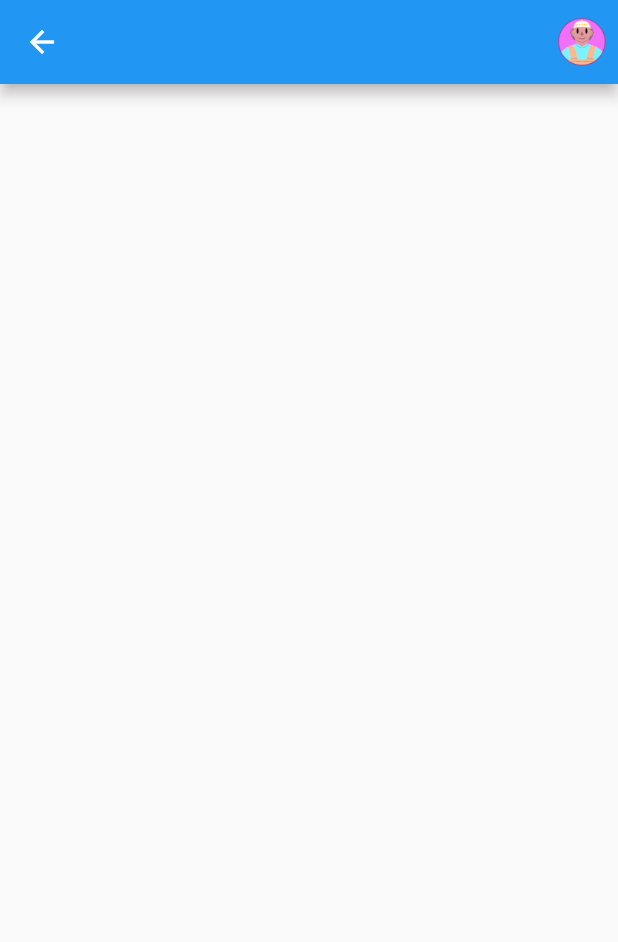
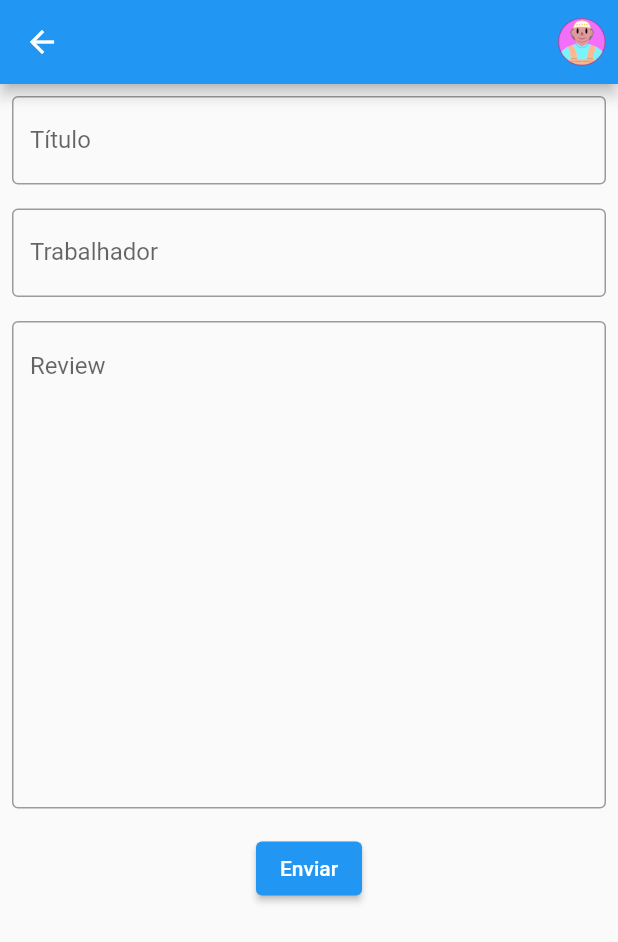
Before and after one commit to iJeanMC/estrelas_de_aluguel, a Flutter app: the ReviewCreation screen opened by its route, on a phone screen of 412 x 824 dp. Shown: the top 942 px of the screen. Run offline on Flutter 3.47's test engine with Material 2 defaults, Android fonts, the light colour scheme and no system bars; our stand-ins replace flutter_rating_bar, sqflite; accounts and stored records are empty.

Commit message:
adciona a paginas de criação de reviw

```diff
--- a/lib/controllers/review.controller.dart
+++ b/lib/controllers/review.controller.dart
@@ -28,6 +28,14 @@ class Worker_TagsController {
     return reviews;
   }
 
+  Future<List<Map>> readTop5() async {
+    var database = await getDatabase();
+    List<Map> reviews = await database
+        .rawQuery('SELECT * FROM review ORDER BY id DESC LIMIT 5');
+    await database.close();
+    return reviews;
+  }
+
   Future<List<Map>> search(String value) async {
     var database = await getDatabase();
     List<Map> reviews =
--- a/lib/views/android/login.page.dart
+++ b/lib/views/android/login.page.dart
@@ -23,6 +23,7 @@ class _LoginPageState extends State<LoginPage> {
   Widget build(BuildContext context) {
     return Scaffold(
         //#46b3eb
+        resizeToAvoidBottomInset: false,
         backgroundColor: const Color.fromARGB(255, 70, 179, 235),
         body: Container(
           alignment: Alignment.center,
--- a/lib/views/android/review_creation.page.dart
+++ b/lib/views/android/review_creation.page.dart
@@ -1,12 +1,22 @@
 import 'package:flutter/material.dart';
+import 'package:flutter/services.dart';
 //import models as needed
+
+import 'package:estrelas_de_aluguel/models/review.model.dart';
+import 'package:estrelas_de_aluguel/controllers/review.controller.dart';
 
 class ReviewCreation extends StatelessWidget {
   String userIcon = 'images/S1.png';
 
+  TextEditingController title = TextEditingController();
+  TextEditingController worker = TextEditingController();
+  TextEditingController main_text = TextEditingController();
+  double rating = 0;
+
   @override
   Widget build(BuildContext context) {
     return Scaffold(
+        resizeToAvoidBottomInset: false,
         appBar: AppBar(
           actions: [
             IconButton(
@@ -17,6 +27,47 @@ class ReviewCreation extends StatelessWidget {
             )
           ],
         ),
-        body: Center());
+        body: Column(
+          mainAxisAlignment: MainAxisAlignment.start,
+          children: [
+            Padding(
+              padding: const EdgeInsets.all(8.0),
+              child: TextField(
+                controller: title,
+                decoration: InputDecoration(
+                    border: OutlineInputBorder(), labelText: "Título"),
+              ),
+            ),
+            Padding(
+              padding: EdgeInsets.all(8.0),
+              child: TextField(
+                  controller: worker,
+                  decoration: InputDecoration(
+                      border: OutlineInputBorder(), labelText: "Trabalhador")),
+            ),
+            Padding(
+              padding: const EdgeInsets.all(8.0),
+              child: TextField(
+                keyboardType: TextInputType.multiline,
+                minLines: 15,
+                maxLines: 40,
+                controller: main_text,
+                decoration: InputDecoration(
+                    border: OutlineInputBorder(),
+                    labelText: "Review",
+                    alignLabelWithHint: true),
+              ),
+            ),
+            Padding(
+              padding: EdgeInsets.all(8.0),
+              child: ElevatedButton(
+                onPressed: () => {Navigator.of(context).pop()},
+                child: Container(
+                  child: Text("Enviar"),
+                ),
+              ),
+            )
+          ],
+        ));
   }
 }
```
